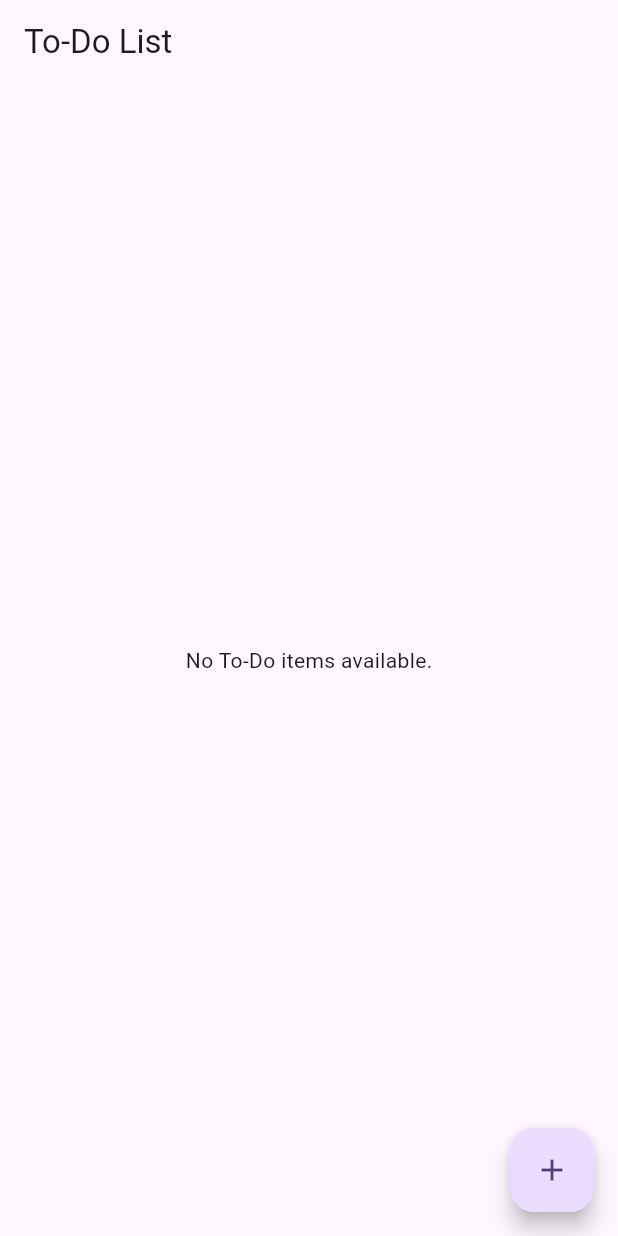
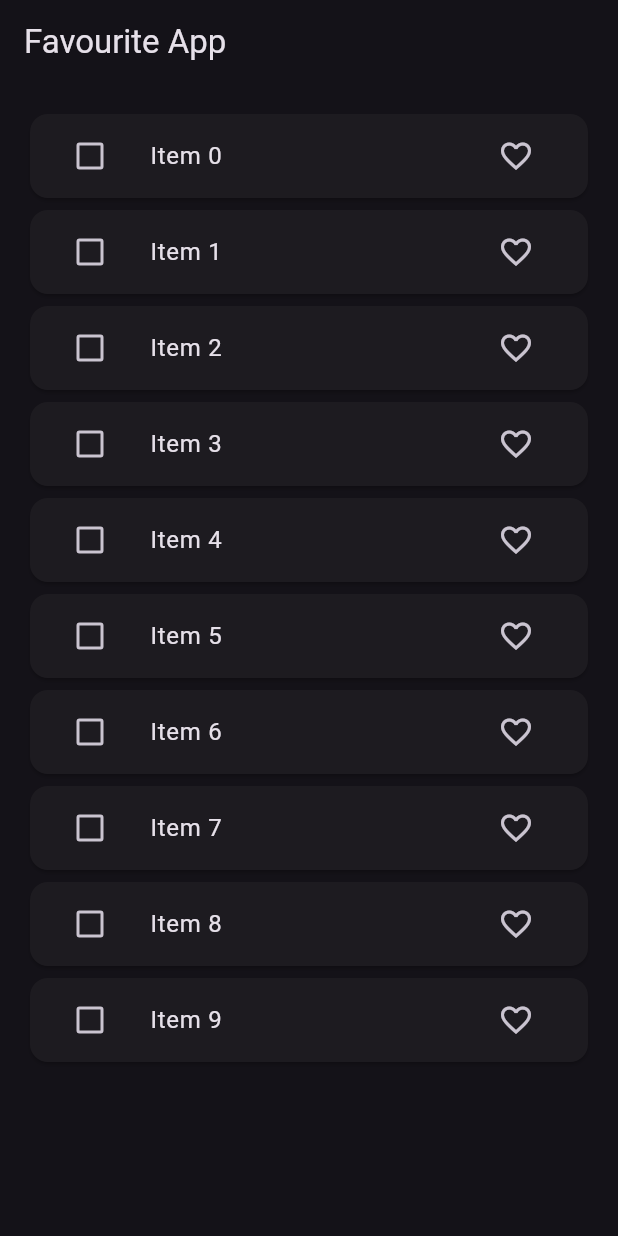
Before and after one commit to SilverShadow123/bloc_learning, a Flutter app: the screen it shows after launch, on a phone screen of 412 x 824 dp. Run offline on Flutter 3.47's test engine with Material 3 defaults, Android fonts, the phone set to English and light mode, and no system bars; our stand-ins replace bloc, equatable, flutter_bloc, image_picker.

Commit message:
Add Favourite App feature with BLoC
This commit introduces a new "Favourite App" feature, allowing users to mark items as favourites.

Key changes include:

- **`FavouriteItemModel`:** A new model class to represent a favourite item, including its ID, value, and favourite status.
- **`FavouriteAppBloc`, `FavouriteAppEvent`, `FavouriteAppState`:** BLoC components for managing the state of the favourite items list. This includes events for fetching, adding, selecting, and unselecting favourites.
- **`FavouriteRepository`:** A repository class to simulate fetching favourite items (currently with a delay and generated data).
- **`FavouriteAppScreen`:** A new UI screen that displays the list of items. Users can:
    - View the list of items.
    - Mark/unmark items as favourite using an icon button.
    - Select/unselect items using checkboxes (for potential batch operations, though not fully implemented in this commit).
- **Integration in `main.dart`:**
    - Added `FavouriteBlocProvider` to the `MultiBlocProvider`.
    - Set `FavouriteAppScreen` as the initial home screen.
    - Updated `ThemeData` to use `ThemeMode.dark` and `Brightness.dark`.
- **Minor comment adjustment in `CounterState`**.

```diff
--- a/lib/bloc/counter/counter_state.dart
+++ b/lib/bloc/counter/counter_state.dart
@@ -11,7 +11,6 @@ class CounterState extends Equatable {
   // It takes an optional named parameter 'counter' with a default value of 0.
   // 'this.counter' assigns the passed 'counter' value to the instance's 'counter' field.
   const CounterState({this.counter = 0});
-
   // Define a method named 'copyWith'.
   // This method is a common pattern in immutable state management.
   // It creates a new 'CounterState' instance with potentially updated values.
--- /dev/null
+++ b/lib/bloc/favourite_app/favourite_app_bloc.dart
@@ -0,0 +1,76 @@
+import 'package:bloc/bloc.dart';
+import 'package:bloc_learning/bloc/favourite_app/favourite_app_state.dart';
+import 'package:bloc_learning/bloc/model/favourite_item_model.dart';
+import 'package:bloc_learning/repository/favourite_repository.dart';
+
+import 'favourite_app_event.dart';
+
+class FavouriteBloc extends Bloc<FavouriteAppEvents, FavouriteItemStates> {
+  List<FavouriteItemModel> favouriteList = [];
+  List<FavouriteItemModel> temFavouriteList = [];
+  FavouriteRepository favouriteRepository;
+
+  FavouriteBloc(this.favouriteRepository) : super(const FavouriteItemStates()) {
+    on<FetchFavouriteList>(fetchList);
+    on<FavouriteItem>(_addFavouriteItem);
+    on<SelectFavouriteItem>(_selectFavouriteItem);
+    on<UnSelectFavouriteItem>(_unSelectFavouriteItem);
+  }
+
+  void fetchList(
+    FetchFavouriteList event,
+    Emitter<FavouriteItemStates> emit,
+  ) async {
+    favouriteList = await favouriteRepository.fetchItem();
+    emit(
+      state.copyWith(
+        favouriteItemList: List.from(favouriteList),
+        listStatus: ListStatus.success,
+      ),
+    );
+  }
+
+  void _addFavouriteItem(
+    FavouriteItem event,
+    Emitter<FavouriteItemStates> emit,
+  ) async {
+    final index = favouriteList.indexWhere(
+      (element) => element.id == event.item.id,
+    );
+    favouriteList[index] = event.item;
+    emit(
+      state.copyWith(
+        favouriteItemList: List.from(favouriteList),
+        listStatus: ListStatus.success,
+      ),
+    );
+  }
+
+  void _selectFavouriteItem(
+    SelectFavouriteItem event,
+    Emitter<FavouriteItemStates> emit,
+  ) async {
+    temFavouriteList.add(event.item);
+    emit(
+      state.copyWith(
+        favouriteItemList: List.from(favouriteList),
+        temFavouriteItemList: List.from(temFavouriteList),
+        listStatus: ListStatus.success,
+      ),
+    );
+  }
+
+  void _unSelectFavouriteItem(
+    UnSelectFavouriteItem event,
+    Emitter<FavouriteItemStates> emit,
+  ) async {
+    temFavouriteList.remove(event.item);
+    emit(
+      state.copyWith(
+        favouriteItemList: List.from(favouriteList),
+        temFavouriteItemList: List.from(temFavouriteList),
+        listStatus: ListStatus.success,
+      ),
+    );
+  }
+}
--- /dev/null
+++ b/lib/bloc/favourite_app/favourite_app_event.dart
@@ -0,0 +1,29 @@
+import 'package:equatable/equatable.dart';
+
+import '../model/favourite_item_model.dart';
+
+abstract class FavouriteAppEvents extends Equatable {
+  const FavouriteAppEvents();
+
+  @override
+  List<Object?> get props => [];
+}
+
+class FetchFavouriteList extends FavouriteAppEvents {}
+
+class FavouriteItem extends FavouriteAppEvents {
+  final FavouriteItemModel item;
+
+  const FavouriteItem({required this.item});
+}
+
+class SelectFavouriteItem extends FavouriteAppEvents {
+  final FavouriteItemModel item;
+
+  const SelectFavouriteItem({required this.item});
+}
+class UnSelectFavouriteItem extends FavouriteAppEvents {
+  final FavouriteItemModel item;
+
+  const UnSelectFavouriteItem({required this.item});
+}
--- /dev/null
+++ b/lib/bloc/favourite_app/favourite_app_state.dart
@@ -0,0 +1,35 @@
+import 'package:bloc_learning/bloc/model/favourite_item_model.dart';
+import 'package:equatable/equatable.dart';
+
+enum ListStatus { loading, success, failure }
+
+class FavouriteItemStates extends Equatable {
+  final List<FavouriteItemModel> favouriteItemList;
+  final List<FavouriteItemModel> temFavouriteItemList;
+  final ListStatus listStatus;
+
+  const FavouriteItemStates({
+    this.favouriteItemList = const [],
+    this.temFavouriteItemList = const [],
+    this.listStatus = ListStatus.loading,
+  });
+
+  FavouriteItemStates copyWith({
+    List<FavouriteItemModel>? favouriteItemList,
+    List<FavouriteItemModel>? temFavouriteItemList,
+    ListStatus? listStatus,
+  }) {
+    return FavouriteItemStates(
+      favouriteItemList: favouriteItemList ?? this.favouriteItemList,
+      temFavouriteItemList: temFavouriteItemList ?? this.temFavouriteItemList,
+      listStatus: listStatus ?? this.listStatus,
+    );
+  }
+
+  @override
+  List<Object?> get props => [
+    favouriteItemList,
+    temFavouriteItemList,
+    listStatus,
+  ];
+}
--- /dev/null
+++ b/lib/bloc/model/favourite_item_model.dart
@@ -0,0 +1,25 @@
+import 'package:equatable/equatable.dart';
+
+class FavouriteItemModel extends Equatable{
+  FavouriteItemModel({required this.id, required this.value, this.isDeleting=false, this.isFavourite=false});
+
+  final String id;
+  final String value;
+  final bool isDeleting;
+  final bool isFavourite;
+
+  FavouriteItemModel copyWith({String? id, String? value, bool? isDeleting, bool? isFavourite}) {
+    return FavouriteItemModel(
+      id: id ?? this.id,
+      value: value ?? this.value,
+      isDeleting: isDeleting ?? this.isDeleting,
+      isFavourite: isFavourite ?? this.isFavourite,
+    );
+  }
+
+
+  @override
+  // TODO: implement props
+  List<Object?> get props => [id, value, isDeleting, isFavourite];
+
+}
--- a/lib/main.dart
+++ b/lib/main.dart
@@ -1,7 +1,10 @@
 import 'package:bloc_learning/bloc/counter/counter_bloc.dart';
+import 'package:bloc_learning/bloc/favourite_app/favourite_app_bloc.dart';
 import 'package:bloc_learning/bloc/image_picker/image_picker_bloc.dart';
 import 'package:bloc_learning/bloc/todo/todo_bloc.dart';
+import 'package:bloc_learning/repository/favourite_repository.dart';
 import 'package:bloc_learning/ui/counter_example/counter_screen.dart';
+import 'package:bloc_learning/ui/favourite_app/favourite_app_screen.dart';
 import 'package:bloc_learning/ui/image_picker/image_picker_example.dart';
 import 'package:bloc_learning/ui/switch_example/switch_example_screen.dart';
 import 'package:bloc_learning/ui/todo/todo_screen/to_do_screen.dart';
@@ -25,15 +28,17 @@ class MyApp extends StatelessWidget {
         BlocProvider(create: (context) => CounterBloc()),
         BlocProvider(create: (context) => SwitchBloc()),
         BlocProvider(create: (context) => ImagePickerBloc(ImagePickerUtils())),
-        BlocProvider(create: (context)=> TodoBloc())
+        BlocProvider(create: (context)=> TodoBloc()),
+        BlocProvider(create: (context)=> FavouriteBloc(FavouriteRepository())),
       ],
       child: MaterialApp(
         title: 'Flutter Demo',
+        themeMode: ThemeMode.dark,
         theme: ThemeData(
-          colorScheme: ColorScheme.fromSeed(seedColor: Colors.deepPurple),
+          brightness: Brightness.dark,
           useMaterial3: true,
         ),
-        home: ToDoScreen(),
+        home: const FavouriteAppScreen(),
         debugShowCheckedModeBanner: false,
       ),
     );
--- /dev/null
+++ b/lib/repository/favourite_repository.dart
@@ -0,0 +1,31 @@
+import 'package:bloc_learning/bloc/model/favourite_item_model.dart';
+
+// This class, FavouriteRepository, is responsible for managing data related to favourite items.
+// In a real application, this is where you would interact with a database, API, or other data source.
+class FavouriteRepository{
+
+  // This asynchronous function, fetchItem, simulates fetching a list of favourite items.
+  // The 'async' keyword indicates that this function will perform some operation that might take time
+  // (like a network request) and will return a Future.
+  // It returns a Future that will eventually resolve to a List of FavouriteItemModel.
+ Future<List<FavouriteItemModel>>fetchItem()async{
+   // 'await Future.delayed(...)' simulates a network delay or a long-running task.
+   // It pauses the execution of this function for 3 seconds.
+   await Future.delayed(const Duration(seconds: 3));
+   // After the delay, it calls the private helper function _generateList to create a list of 10 items.
+   // 'List.of(...)' creates a new modifiable list from the list returned by _generateList.
+   return List.of(_generateList(10));
+ }
+
+  // This is a private helper function (indicated by the leading underscore '_') used by fetchItem.
+  // It's not intended to be called directly from outside this class.
+  // It takes an integer 'length' as input.
+ List<FavouriteItemModel>_generateList(int length){
+   // 'List.generate(length, (index) => ...)' creates a list of a specified 'length'.
+   // For each element in the list (from index 0 up to length - 1), it executes the provided function.
+   // The function creates a new FavouriteItemModel instance.
+   // 'id' is set to the string representation of the current 'index'.
+   // 'value' is set to a string like "Item 0", "Item 1", etc.
+   return List.generate(length, (index)=> FavouriteItemModel(id: index.toString(), value: 'Item $index'));
+ }
+}
--- /dev/null
+++ b/lib/ui/favourite_app/favourite_app_screen.dart
@@ -0,0 +1,90 @@
+import 'package:flutter/material.dart';
+import 'package:flutter_bloc/flutter_bloc.dart';
+
+import '../../bloc/favourite_app/favourite_app_bloc.dart';
+import '../../bloc/favourite_app/favourite_app_event.dart';
+import '../../bloc/favourite_app/favourite_app_state.dart';
+import '../../bloc/model/favourite_item_model.dart';
+
+class FavouriteAppScreen extends StatefulWidget {
+  const FavouriteAppScreen({super.key});
+
+  @override
+  State<FavouriteAppScreen> createState() => _FavouriteAppScreenState();
+}
+
+class _FavouriteAppScreenState extends State<FavouriteAppScreen> {
+  @override
+  void initState() {
+    // TODO: implement initState
+
+    context.read<FavouriteBloc>().add(FetchFavouriteList());
+    super.initState();
+  }
+
+  @override
+  Widget build(BuildContext context) {
+    return Scaffold(
+      appBar: AppBar(title: const Text('Favourite App')),
+      body: Padding(
+        padding: const EdgeInsets.all(16.0),
+        child: BlocBuilder<FavouriteBloc, FavouriteItemStates>(
+          builder: (context, state) {
+            switch (state.listStatus) {
+              case ListStatus.loading:
+                return const Center(child: CircularProgressIndicator());
+              case ListStatus.success:
+                return ListView.builder(
+                  itemCount: state.favouriteItemList.length,
+                  itemBuilder: (context, index) {
+                    final item = state.favouriteItemList[index];
+                    return Card(
+                      child: ListTile(
+                        leading: Checkbox(
+                          value:
+                              state.temFavouriteItemList.contains(item)
+                                  ? true
+                                  : false,
+                          onChanged: (value) {
+                            if (value!) {
+                              context.read<FavouriteBloc>().add(
+                                SelectFavouriteItem(item: item),
+                              );
+                            } else {
+                              context.read<FavouriteBloc>().add(
+                                UnSelectFavouriteItem(item: item),
+                              );
+                            }
+                          },
+                        ),
+                        title: Text(item.value.toString()),
+                        trailing: IconButton(
+                          onPressed: () {
+                            FavouriteItemModel itemModel = FavouriteItemModel(
+                              value: item.value,
+                              id: item.id,
+                              isFavourite: item.isFavourite ? false : true,
+                            );
+                            context.read<FavouriteBloc>().add(
+                              FavouriteItem(item: itemModel),
+                            );
+                          },
+                          icon: Icon(
+                            item.isFavourite
+                                ? Icons.favorite
+                                : Icons.favorite_border_outlined,
+                          ),
+                        ),
+                      ),
+                    );
+                  },
+                );
+              case ListStatus.failure:
+                return const Center(child: Text('Failed to load items'));
+            }
+          },
+        ),
+      ),
+    );
+  }
+}
```
